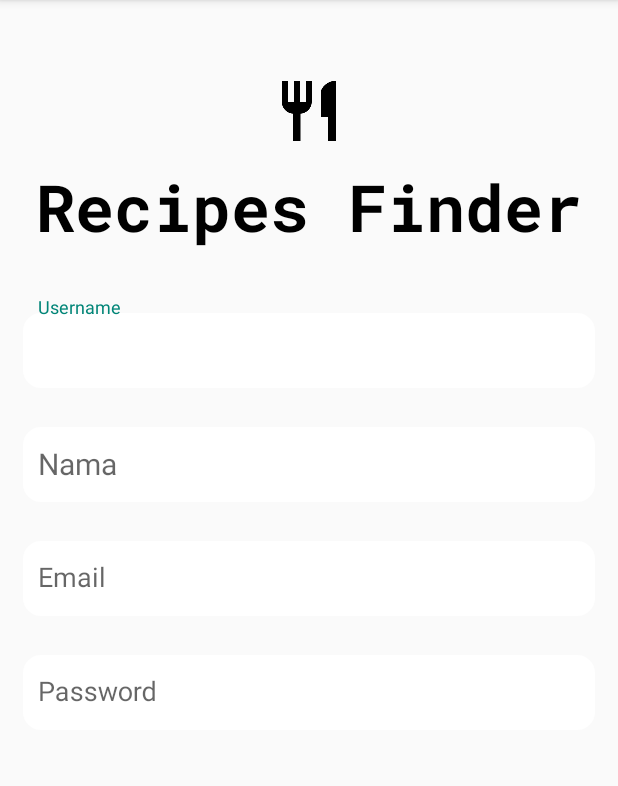
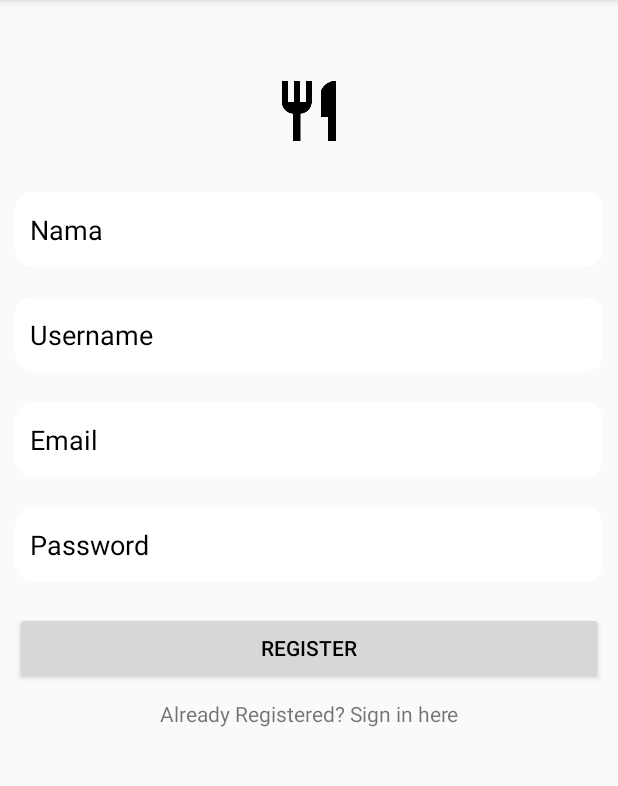
Before and after one commit to asaadam/FindFood, an Android app: the Regist screen opened directly, with no data from a screen before it, on a phone screen of 412 x 824 dp, the part 84-870 px from its top. Run offline under Robolectric (Android 15) with nearby library versions, the phone set to English and light mode, and no system bars; our stand-ins replace Firebase (no records; nobody signed in at launch, a user with empty details on screens opened directly); Roboto replaces fonts that are not available here.

Commit message:
Initial Commit

```diff
--- a/app/build.gradle
+++ b/app/build.gradle
@@ -22,10 +22,15 @@ dependencies {
     implementation fileTree(dir: 'libs', include: ['*.jar'])
     implementation 'com.android.support:appcompat-v7:26.1.0'
     implementation 'com.android.support.constraint:constraint-layout:1.0.2'
+    implementation 'com.google.firebase:firebase-database:11.0.4'
     compile 'com.android.support:cardview-v7:26.1.0'
     compile 'com.android.support:design:26.1.0'
     compile 'de.hdodenhof:circleimageview:2.1.0'
     testImplementation 'junit:junit:4.12'
     androidTestImplementation 'com.android.support.test:runner:1.0.1'
     androidTestImplementation 'com.android.support.test.espresso:espresso-core:3.0.1'
+    compile 'com.google.firebase:firebase-core:11.0.4'
+    compile 'com.google.firebase:firebase-auth:11.0.4'
+    compile "com.google.android.gms:play-services-gcm:11.0.4"
 }
+apply plugin: 'com.google.gms.google-services'
--- a/app/src/main/AndroidManifest.xml
+++ b/app/src/main/AndroidManifest.xml
@@ -6,7 +6,7 @@
     <uses-permission android:name="android.permission.GET_ACCOUNTS" />
     <uses-permission android:name="android.permission.READ_PROFILE" />
     <uses-permission android:name="android.permission.READ_CONTACTS" />
-
+    <uses-permission android:name="android.permission.INTERNET"/>
     <application
         android:allowBackup="true"
         android:icon="@mipmap/ic_launcher"
--- a/app/src/main/java/com/example/asaadam/findfood/Regist.java
+++ b/app/src/main/java/com/example/asaadam/findfood/Regist.java
@@ -1,13 +1,94 @@
 package com.example.asaadam.findfood;
 
+import android.app.ProgressDialog;
+import android.content.Intent;
+import android.support.annotation.NonNull;
 import android.support.v7.app.AppCompatActivity;
 import android.os.Bundle;
+import android.text.TextUtils;
+import android.view.View;
+import android.widget.Button;
+import android.widget.EditText;
+import android.widget.TextView;
+import android.widget.Toast;
 
-public class Regist extends AppCompatActivity {
-
+import com.google.firebase.database.DatabaseReference;
+import com.google.firebase.database.FirebaseDatabase;
+import com.google.firebase.auth.FirebaseAuth;
+import java.util.List;
+public class Regist extends AppCompatActivity implements View.OnClickListener {
+    private Button button;
+    private EditText emailRegist;
+    private EditText passwordRegist;
+    private EditText nameRegist;
+    private EditText usernameRegist;
+    private TextView already;
+    DatabaseReference databaseUser;
+    private FirebaseAuth firebaseAuth;
+    private ProgressDialog progressDialog;
     @Override
     protected void onCreate(Bundle savedInstanceState) {
         super.onCreate(savedInstanceState);
         setContentView(R.layout.activity_regist);
+        firebaseAuth = FirebaseAuth.getInstance();
+        databaseUser = FirebaseDatabase.getInstance().getReference("user");
+        progressDialog = new ProgressDialog(this);
+        button = (Button) findViewById(R.id.button);
+        nameRegist = (EditText) findViewById(R.id.nameRegist);
+        usernameRegist = (EditText) findViewById(R.id.usernameRegist);
+        emailRegist = (EditText) findViewById(R.id.emailRegist);
+        passwordRegist = (EditText) findViewById(R.id.passwordRegist);
+        already = (TextView) findViewById(R.id.already);
+        button.setOnClickListener(this);
+        already.setOnClickListener(this);
+    }
+    private void registerUser(){
+        String email = emailRegist.getText().toString().trim();
+        String password  = passwordRegist.getText().toString().trim();
+        String username = usernameRegist.getText().toString().trim();
+        String name = nameRegist.getText().toString().trim();
+        if(TextUtils.isEmpty(email)){
+            Toast.makeText(this,"Please enter email",Toast.LENGTH_LONG).show();
+            return;
+        }
+
+        if(TextUtils.isEmpty(password)){
+            Toast.makeText(this,"Please enter password",Toast.LENGTH_LONG).show();
+            return;
+        }
+        if(TextUtils.isEmpty(username)){
+            Toast.makeText(this,"Please enter username",Toast.LENGTH_LONG).show();
+            return;
+        }
+
+        if(TextUtils.isEmpty(name)){
+            Toast.makeText(this,"Please enter name",Toast.LENGTH_LONG).show();
+            return;
+        }
+        if (!TextUtils.isEmpty(name)) {
+            progressDialog.setMessage("Registering Please Wait...");
+            progressDialog.show();
+            String id = databaseUser.push().getKey();
+            UserDB users = new UserDB(id, name, username,password,email);
+            databaseUser.child("info").child(username).setValue(users);
+            emailRegist.setText("");
+            nameRegist.setText("");
+            passwordRegist.setText("");
+            usernameRegist.setText("");
+            Toast.makeText(this, "Registered successfully", Toast.LENGTH_LONG).show();
+            progressDialog.dismiss();
+        } else {
+            Toast.makeText(this, "Registered Failed", Toast.LENGTH_LONG).show();
+        }
+    }
+    @Override
+    public void onClick(View v) {
+        if(v == button) {
+            registerUser();
+        }
+        if(v == already){
+            Intent login = new Intent(Regist.this,login_activity.class);
+            startActivity(login);
+        }
     }
 }
--- a/app/src/main/res/layout/activity_regist.xml
+++ b/app/src/main/res/layout/activity_regist.xml
@@ -14,86 +14,48 @@
         android:layout_alignParentTop="true"
         android:layout_centerHorizontal="true"
         android:layout_marginTop="30dp"
-        android:padding="20dp"
-        >
+        android:padding="20dp">
 
         <ImageView
             android:id="@+id/profile_image"
-            android:layout_width="wrap_content"
+            android:layout_width="match_parent"
             android:layout_height="wrap_content"
             android:layout_alignParentTop="true"
             android:layout_centerHorizontal="true"
-            android:src="@drawable/ic_restaurant_black_48dp"
-            />
+            android:src="@drawable/ic_restaurant_black_48dp" />
 
-        <TextView
-            android:id="@+id/food"
-            android:layout_width="wrap_content"
-            android:layout_height="80dp"
-            android:layout_below="@id/profile_image"
-            android:layout_centerHorizontal="true"
-            android:layout_centerInParent="true"
-            android:autoSizeTextType="uniform"
-            android:fontFamily="@font/roboto_mono_bold"
-            android:gravity="center"
-            android:maxLines="1"
-            android:text="Recipes Finder"
-            android:textColor="#000000"
-            android:textSize="80sp" />
 
     </RelativeLayout>
-    <android.support.design.widget.TextInputLayout
+    <EditText
+        android:background="@drawable/roundedcorner"
+        android:padding="10dp"
+        android:layout_margin="10dp"
+        android:id="@+id/nameRegist"
         android:layout_width="match_parent"
-        android:layout_height="wrap_content"
-        >
-
+        android:layout_height="50dp"
+        android:hint="Nama"
+        android:inputType="textPersonName"
+        android:maxLines="1"
+        android:textColor="#000"
+        android:singleLine="true"
+        android:textColorHint="#000"/>
     <EditText
+        android:background="@drawable/roundedcorner"
+        android:padding="10dp"
+        android:layout_margin="10dp"
         android:id="@+id/usernameRegist"
         android:layout_width="match_parent"
         android:layout_height="50dp"
-            android:layout_margin="15dp"
-            android:background="@drawable/roundedcorner"
         android:hint="Username"
-            android:imeOptions="actionUnspecified"
+        android:inputType="textPersonName"
         android:maxLines="1"
-            android:padding="10dp"
+        android:textColor="#000"
         android:singleLine="true"
-            android:textColor="#000"
-            android:textColorHint="#000"
-            android:textSize="20sp" />
-
-    </android.support.design.widget.TextInputLayout>
-    <android.support.design.widget.TextInputLayout
-        android:layout_width="match_parent"
-        android:layout_height="wrap_content"
-        >
-
-        <EditText
-            android:id="@+id/nameRegist"
-            android:layout_width="match_parent"
-            android:layout_height="50dp"
-            android:layout_margin="15dp"
-            android:background="@drawable/roundedcorner"
-            android:hint="Nama"
-            android:imeOptions="actionUnspecified"
-            android:maxLines="1"
-            android:padding="10dp"
-            android:singleLine="true"
-            android:textColor="#000"
-            android:textColorHint="#000"
-            android:textSize="20sp" />
-
-    </android.support.design.widget.TextInputLayout>
-    <android.support.design.widget.TextInputLayout
-        android:id="@+id/email"
-        android:layout_width="match_parent"
-        android:layout_height="wrap_content"
-        >
-
+        android:textColorHint="#000"/>
         <AutoCompleteTextView
             android:background="@drawable/roundedcorner"
             android:padding="10dp"
-            android:layout_margin="15dp"
+            android:layout_margin="10dp"
             android:id="@+id/emailRegist"
             android:layout_width="match_parent"
             android:layout_height="50dp"
@@ -103,30 +65,35 @@
             android:textColor="#000"
             android:singleLine="true"
             android:textColorHint="#000"/>
-
-    </android.support.design.widget.TextInputLayout>
-    <android.support.design.widget.TextInputLayout
-        android:layout_width="match_parent"
-        android:layout_height="wrap_content"
-        >
-
         <EditText
             android:background="@drawable/roundedcorner"
             android:padding="10dp"
-            android:layout_margin="15dp"
+            android:layout_margin="10dp"
             android:id="@+id/passwordRegist"
             android:layout_width="match_parent"
             android:layout_height="50dp"
+            android:hint="Password"
             android:inputType="textPassword"
-            android:hint="Password"
             android:maxLines="1"
             android:textColor="#000"
             android:singleLine="true"
             android:textColorHint="#000"/>
-
-    </android.support.design.widget.TextInputLayout>
-
-
-
+        <Button
+            android:id="@+id/button"
+            android:text="Register"
+            android:padding="10dp"
+            android:layout_margin="10dp"
+            android:layout_width="match_parent"
+            android:layout_height="wrap_content"
+            android:textColor="#000"
+            android:singleLine="true"
+            android:textColorHint="#000"/>
+    <TextView
+        android:id="@+id/already"
+        android:layout_width="match_parent"
+        android:layout_height="wrap_content"
+        android:text="Already Registered? Sign in here"
+        android:textAlignment="center"
+        />
 
 </LinearLayout>
--- a/build.gradle
+++ b/build.gradle
@@ -8,7 +8,7 @@ buildscript {
     }
     dependencies {
         classpath 'com.android.tools.build:gradle:3.0.1'
-
+        classpath 'com.google.gms:google-services:3.2.0'
 
         // NOTE: Do not place your application dependencies here; they belong
         // in the individual module build.gradle files
```
Also changed, not shown: app/src/main/java/com/example/asaadam/findfood/Common.java (added, +9 -0 lines), app/src/main/java/com/example/asaadam/findfood/UserDB.java (added, +62 -0 lines), app/src/main/java/com/example/asaadam/findfood/login_activity.java (+66 -7 lines), app/src/main/res/layout/activity_login_activity.xml (+9 -3 lines), 1 other file. Lines whose indentation alone changed are shown as unchanged.
